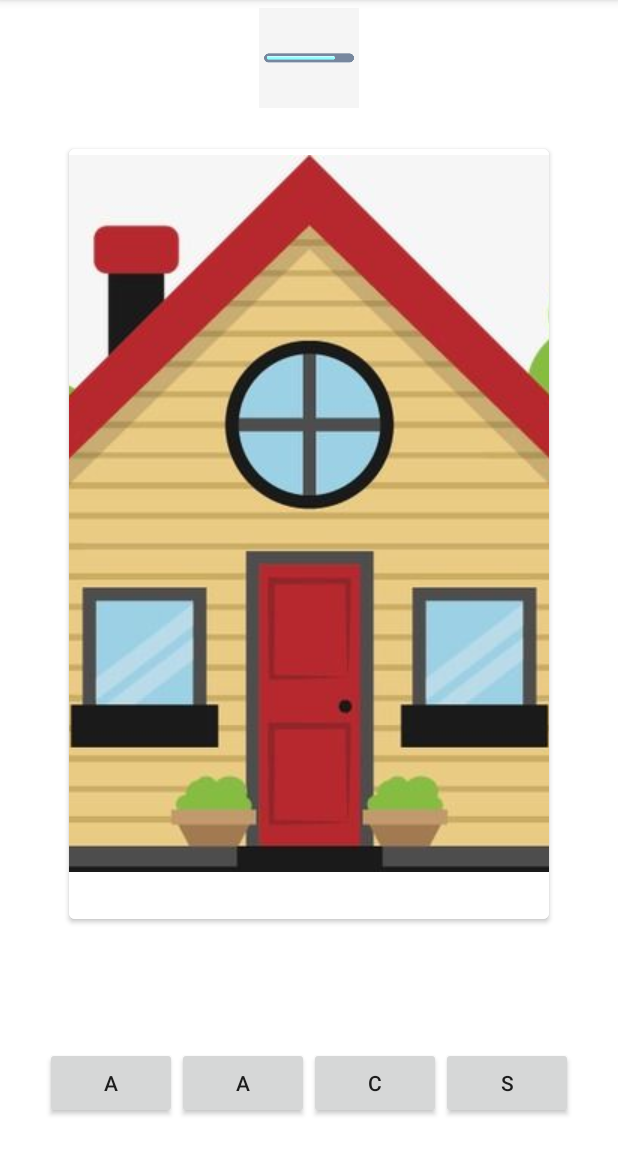
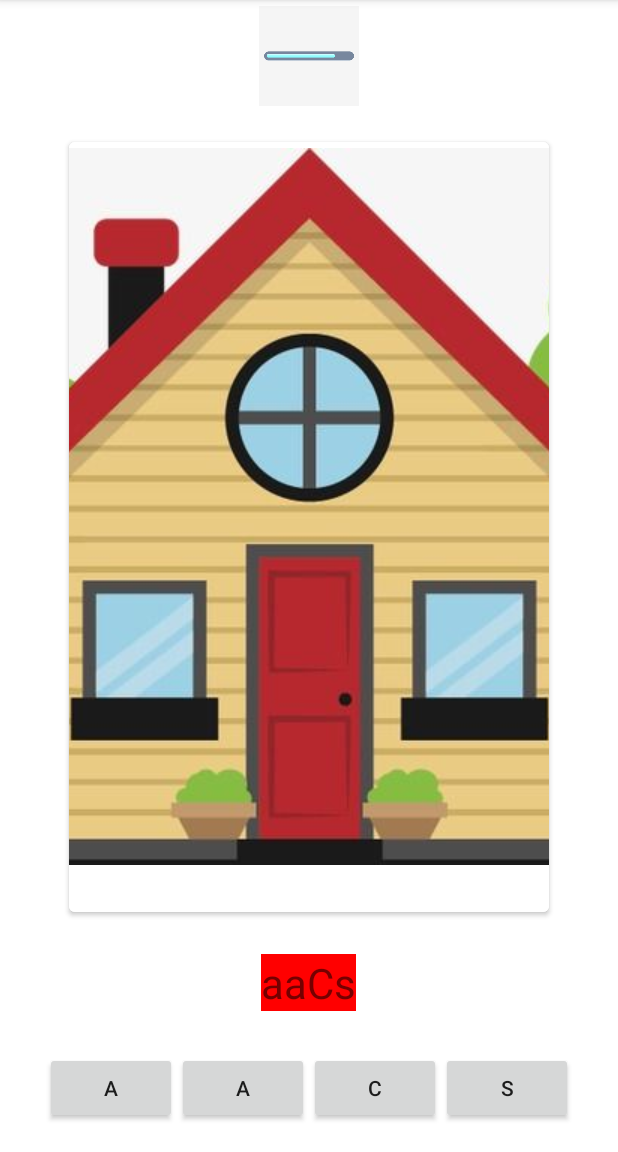
Before and after one commit to CaueCF/Alfabetizacao, an Android app: the screen it shows after launch (MainActivity), after a tap on an icon or button, on a phone screen of 412 x 824 dp, the part 84-1236 px from its top. Run offline under Robolectric (Android 15) with nearby library versions, the phone set to English and light mode, and no system bars.

Commit message:
Update MainActivity.java

```diff
--- a/app/src/main/java/com/example/alfabetizacao/MainActivity.java
+++ b/app/src/main/java/com/example/alfabetizacao/MainActivity.java
@@ -109,7 +109,8 @@ public class MainActivity extends AppCompatActivity implements View.OnClickListe
             t.setId(10+i);
             b.setId(i);
             t.setBackgroundColor(Color.RED);
-            //t.setText("teste  ");
+            t.setText(b.getText());
+            t.setTextSize(28);
             botoes.addView(b);
             text.addView(t);
             i++;
@@ -117,13 +118,16 @@ public class MainActivity extends AppCompatActivity implements View.OnClickListe
     }
 
     public void adicionaLetra(char c){
+
     }
 
     @Override
     public void onClick(View view) {
-        /*if(view == findViewById()){
+        for(Button b: btns) {
+            if (view.getId() == b.getId()) {
 
-        }*/
+            }
+        }
     }
 
 
```
